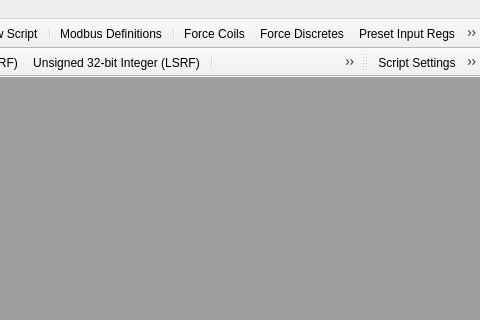
Above: src/mainwindow.ui from sanny32/OpenModSim before the change; both pictures show x 800 to 1280 and y 0 to 320 of the 1280 by 720 pixel window. Below: the same form after it.
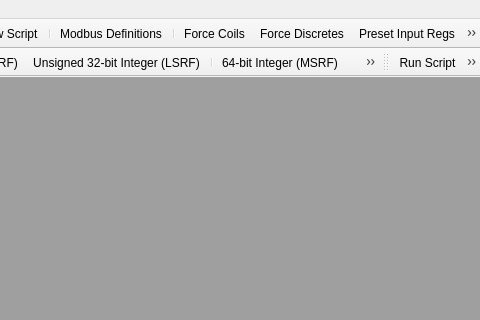
That is the form after the change. Icons and pictures are not drawn.

```diff
--- a/src/mainwindow.ui
+++ b/src/mainwindow.ui
@@ -319,7 +319,6 @@
    <attribute name="toolBarBreak">
     <bool>false</bool>
    </attribute>
-   <addaction name="actionScriptSettings"/>
    <addaction name="actionRunScript"/>
    <addaction name="actionStopScript"/>
   </widget>
@@ -802,15 +801,6 @@
     <string notr="true">Ctrl+B</string>
    </property>
   </action>
-  <action name="actionScriptSettings">
-   <property name="icon">
-    <iconset resource="resources.qrc">
-     <normaloff>:/res/actionScriptSettings.png</normaloff>:/res/actionScriptSettings.png</iconset>
-   </property>
-   <property name="text">
-    <string>Script Settings</string>
-   </property>
-  </action>
   <action name="actionScriptBar">
    <property name="checkable">
     <bool>true</bool>
```
